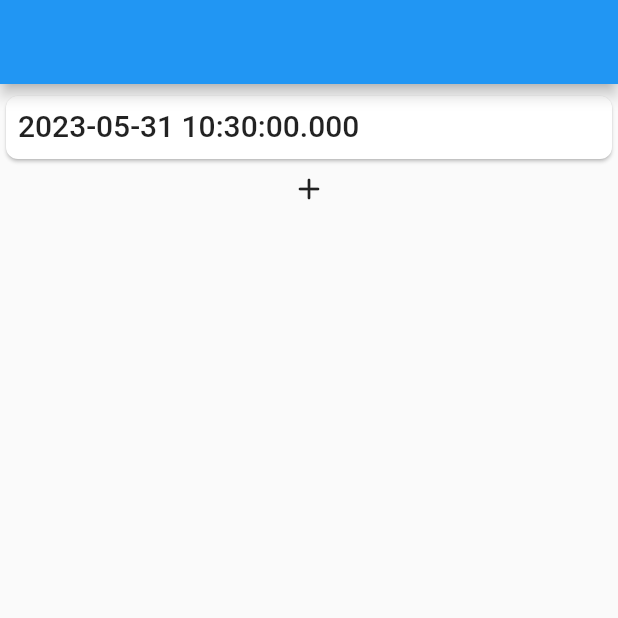
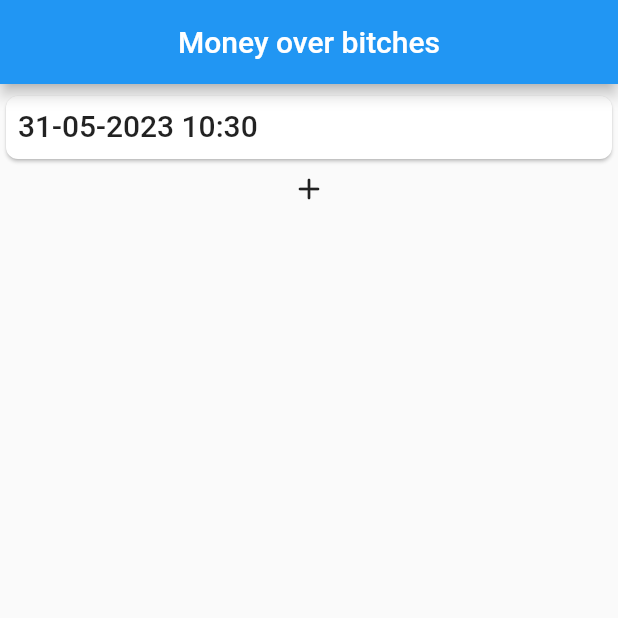
Before and after one commit to nghienp/mob, a Flutter app: the screen it shows after launch, after a tap on the "add" icon, on a phone screen of 412 x 824 dp, the top half of it. Run offline on Flutter 3.47's test engine with Material 2 defaults, Android fonts, the phone set to English and light mode, and no system bars; our stand-ins replace bloc, cloud_firestore, equatable, firebase_core, flutter_bloc, flutter_easyloading and 1 more; missing offline and left inert: stack; accounts and stored records are empty.

Commit message:
improve ui/ux

```diff
--- a/lib/page/home_page.dart
+++ b/lib/page/home_page.dart
@@ -1,7 +1,9 @@
 import 'package:flutter/material.dart';
 import 'package:flutter_bloc/flutter_bloc.dart';
+import 'package:intl/intl.dart';
 import 'package:mob/page/score_bloc/score_bloc.dart';
 import 'package:mob/page/score_editor_page.dart';
+import 'package:mob/page/widget/app_button.dart';
 import 'package:mob/page/widget/score_card.dart';
 
 import '../model/score_model.dart';
@@ -25,14 +27,17 @@ class _HomePageState extends State<HomePage> {
   @override
   Widget build(BuildContext context) {
     return Scaffold(
-      appBar: AppBar(),
+      appBar: AppBar(
+        title: const Text('Money over bitches'),
+        centerTitle: true,
+      ),
       body: SafeArea(
         child: RefreshIndicator(
           onRefresh: () async {
             context.read<ScoreBloc>().add(GetScoreEvent());
           },
           child: SingleChildScrollView(
-            physics: const ClampingScrollPhysics(),
+            physics: const ClampingScrollPhysics(parent: AlwaysScrollableScrollPhysics()),
             child: BlocListener<ScoreBloc, ScoreState>(
                 listener: (context, state) {
                   if (state is GetScoreSuccess) {
@@ -49,6 +54,8 @@ class _HomePageState extends State<HomePage> {
                     context.read<ScoreBloc>().add(GetScoreEvent());
                   } else {}
                 },
+                child: SizedBox(
+                  height: context.screenSize.height,
                   child: Column(
                     mainAxisSize: MainAxisSize.min,
                     children: [
@@ -82,6 +89,7 @@ class _HomePageState extends State<HomePage> {
                         ),
                       )
                     ],
+                  ),
                 )),
           ),
         ),
@@ -90,7 +98,7 @@ class _HomePageState extends State<HomePage> {
   }
 
   addItem() {
-    String docId = DateTime.now().toString();
+    String docId = DateFormat("dd-MM-yyyy HH:mm").format(DateTime.now()).toString();
     context.read<ScoreBloc>().add(AddItemEvent(
             data: ScoreModelResponse(title: docId, data: const [
           ScoreModel(name: '', score: 0),
--- a/lib/page/score_bloc/score_event.dart
+++ b/lib/page/score_bloc/score_event.dart
@@ -4,6 +4,13 @@ part of 'score_bloc.dart';
 abstract class ScoreEvent {}
 
 class GetScoreEvent extends ScoreEvent {}
+
+class TempData extends ScoreEvent {
+  final int sum;
+  final List<ScoreModel> data;
+
+  TempData({required this.sum, required this.data});
+}
 
 class AddItemEvent extends ScoreEvent {
   final ScoreModelResponse data;
--- a/lib/page/score_bloc/score_state.dart
+++ b/lib/page/score_bloc/score_state.dart
@@ -17,6 +17,13 @@ class GetScoreSuccess extends ScoreState {
   GetScoreSuccess({required this.rs});
 }
 
+class GetTempState extends ScoreState {
+  final int sum;
+  final List<ScoreModel> data;
+
+  GetTempState({required this.sum, required this.data});
+}
+
 class GetScoreEmpty extends ScoreState {}
 
 class GetScoreFail extends ScoreState {}
--- a/pubspec.yaml
+++ b/pubspec.yaml
@@ -16,7 +16,7 @@ publish_to: 'none' # Remove this line if you wish to publish to pub.dev
 # https://developer.apple.com/library/archive/documentation/General/Reference/InfoPlistKeyReference/Articles/CoreFoundationKeys.html
 # In Windows, build-name is used as the major, minor, and patch parts
 # of the product and file versions while build-number is used as the build suffix.
-version: 1.0.0+1
+version: 1.0.0+10
 
 environment:
   sdk: '>=2.19.6 <3.0.0'
@@ -36,18 +36,20 @@ dependencies:
   flutter_bloc: ^8.1.2
   flutter_easyloading: ^3.0.5
   stack: ^0.2.1
+  intl: ^0.18.1
 
 dev_dependencies:
   flutter_test:
     sdk: flutter
 
-  flutter_lints: ^2.0.0
+  flutter_lints: ^2.0.1
   build_runner:
   auto_route_generator:
   retrofit_generator:
   json_serializable: ^6.3.2
 
 
+
 flutter:
 
   uses-material-design: true
```
Also changed, not shown: lib/page/score_bloc/score_bloc.dart (+7 -0 lines), lib/page/score_editor_page.dart (+65 -7 lines), lib/page/widget/user_score_widget.dart (+13 -1 lines), pubspec.lock, 2 other files. Lines whose indentation alone changed are shown as unchanged.
